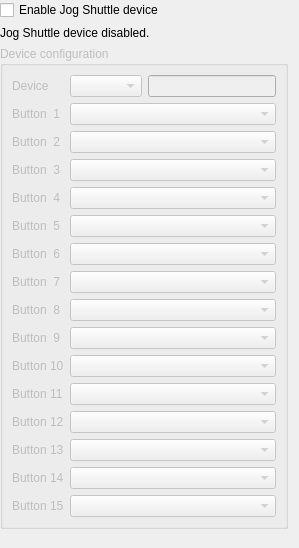
Old version of the form src/ui/configjogshuttle_ui.ui in the repository KDE/kdenlive.
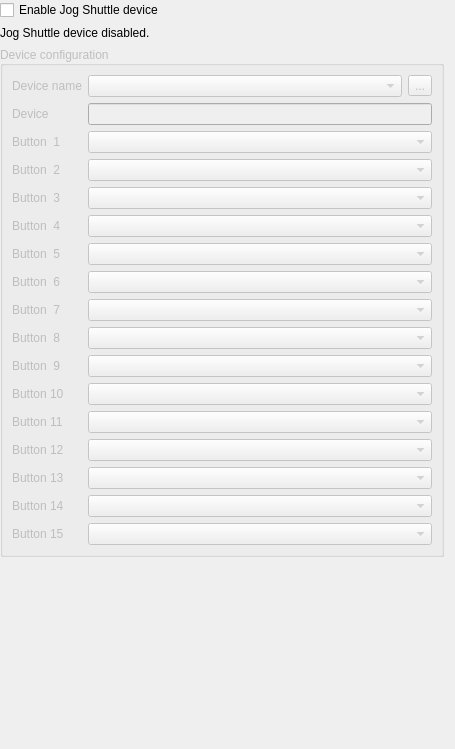
New version of the form. Custom widgets are drawn as their Qt base class.

Commit message: jogshuttle: make shuttle device selection more straightforward

What changed in the file:
```diff
--- a/src/ui/configjogshuttle_ui.ui
+++ b/src/ui/configjogshuttle_ui.ui
@@ -6,8 +6,8 @@
    <rect>
     <x>0</x>
     <y>0</y>
-    <width>299</width>
-    <height>548</height>
+    <width>455</width>
+    <height>749</height>
    </rect>
   </property>
   <layout class="QGridLayout" name="gridLayout_2">
@@ -39,174 +39,320 @@
      <property name="title">
       <string>Device configuration</string>
      </property>
+     <property name="alignment">
+      <set>Qt::AlignLeading|Qt::AlignLeft|Qt::AlignVCenter</set>
+     </property>
      <layout class="QGridLayout" name="gridLayout">
-      <item row="12" column="0">
-       <widget class="QLabel" name="label_13">
+      <item row="1" column="1" colspan="5">
+       <widget class="KLineEdit" name="kcfg_shuttledevice">
+        <property name="sizePolicy">
+         <sizepolicy hsizetype="Preferred" vsizetype="Fixed">
+          <horstretch>0</horstretch>
+          <verstretch>0</verstretch>
+         </sizepolicy>
+        </property>
         <property name="text">
-         <string>Button 12</string>
+         <string/>
         </property>
+        <property name="alignment">
+         <set>Qt::AlignLeading|Qt::AlignLeft|Qt::AlignVCenter</set>
+        </property>
+        <property name="squeezedTextEnabled">
+         <bool>false</bool>
+        </property>
        </widget>
       </item>
+      <item row="0" column="5">
+       <widget class="QToolButton" name="toolBtnReload">
+        <property name="text">
+         <string>...</string>
+        </property>
+       </widget>
+      </item>
+      <item row="2" column="0">
+       <widget class="QLabel" name="label_2">
+        <property name="text">
+         <string>Button  1</string>
+        </property>
+       </widget>
+      </item>
+      <item row="1" column="0">
+       <widget class="QLabel" name="label_17">
+        <property name="sizePolicy">
+         <sizepolicy hsizetype="Fixed" vsizetype="Fixed">
+          <horstretch>0</horstretch>
+          <verstretch>0</verstretch>
+         </sizepolicy>
+        </property>
+        <property name="text">
+         <string>Device</string>
+        </property>
+       </widget>
+      </item>
+      <item row="16" column="0">
+       <widget class="QLabel" name="label_16">
+        <property name="sizePolicy">
+         <sizepolicy hsizetype="Fixed" vsizetype="Preferred">
+          <horstretch>0</horstretch>
+          <verstretch>0</verstretch>
+         </sizepolicy>
+        </property>
+        <property name="text">
+         <string>Button 15</string>
+        </property>
+       </widget>
+      </item>
+      <item row="2" column="1" colspan="5">
+       <widget class="KComboBox" name="shuttle1">
+        <property name="sizePolicy">
+         <sizepolicy hsizetype="Preferred" vsizetype="Fixed">
+          <horstretch>0</horstretch>
+          <verstretch>0</verstretch>
+         </sizepolicy>
+        </property>
+       </widget>
+      </item>
+      <item row="7" column="1" colspan="5">
+       <widget class="KComboBox" name="shuttle6"/>
+      </item>
       <item row="14" column="0">
-       <widget class="QLabel" name="label_15">
-        <property name="text">
-         <string>Button 14</string>
-        </property>
-       </widget>
-      </item>
-      <item row="13" column="0">
        <widget class="QLabel" name="label_14">
+        <property name="sizePolicy">
+         <sizepolicy hsizetype="Fixed" vsizetype="Preferred">
+          <horstretch>0</horstretch>
+          <verstretch>0</verstretch>
+         </sizepolicy>
+        </property>
         <property name="text">
          <string>Button 13</string>
         </property>
        </widget>
       </item>
-      <item row="11" column="0">
-       <widget class="QLabel" name="label_12">
-        <property name="text">
-         <string>Button 11</string>
-        </property>
-       </widget>
-      </item>
-      <item row="7" column="0">
-       <widget class="QLabel" name="label_8">
-        <property name="text">
-         <string>Button  7</string>
-        </property>
-       </widget>
-      </item>
-      <item row="8" column="0">
+      <item row="9" column="0">
        <widget class="QLabel" name="label_9">
+        <property name="sizePolicy">
+         <sizepolicy hsizetype="Fixed" vsizetype="Fixed">
+          <horstretch>0</horstretch>
+          <verstretch>0</verstretch>
+         </sizepolicy>
+        </property>
         <property name="text">
          <string>Button  8</string>
         </property>
        </widget>
       </item>
-      <item row="9" column="0">
-       <widget class="QLabel" name="label_10">
-        <property name="text">
-         <string>Button  9</string>
-        </property>
-       </widget>
+      <item row="12" column="1" colspan="5">
+       <widget class="KComboBox" name="shuttle11"/>
       </item>
-      <item row="6" column="0">
-       <widget class="QLabel" name="label_6">
-        <property name="text">
-         <string>Button  6</string>
-        </property>
-       </widget>
-      </item>
-      <item row="0" column="0">
-       <widget class="QLabel" name="label">
-        <property name="text">
-         <string>Device</string>
-        </property>
-       </widget>
-      </item>
-      <item row="0" column="1">
-       <widget class="KComboBox" name="shuttledevicelist"/>
-      </item>
-      <item row="0" column="2">
-       <widget class="KLineEdit" name="kcfg_shuttledevice">
-        <property name="text">
-         <string/>
-        </property>
-       </widget>
-      </item>
-      <item row="1" column="0">
-       <widget class="QLabel" name="label_2">
-        <property name="text">
-         <string>Button  1</string>
-        </property>
-       </widget>
-      </item>
-      <item row="1" column="1" colspan="2">
-       <widget class="KComboBox" name="shuttle1"/>
-      </item>
-      <item row="2" column="0">
-       <widget class="QLabel" name="label_4">
-        <property name="text">
-         <string>Button  2</string>
-        </property>
-       </widget>
-      </item>
-      <item row="2" column="1" colspan="2">
-       <widget class="KComboBox" name="shuttle2"/>
-      </item>
-      <item row="3" column="0">
-       <widget class="QLabel" name="label_3">
-        <property name="text">
-         <string>Button  3</string>
-        </property>
-       </widget>
-      </item>
-      <item row="3" column="1" colspan="2">
-       <widget class="KComboBox" name="shuttle3"/>
-      </item>
-      <item row="4" column="1" colspan="2">
-       <widget class="KComboBox" name="shuttle4"/>
-      </item>
-      <item row="4" column="0">
+      <item row="5" column="0">
        <widget class="QLabel" name="label_7">
+        <property name="sizePolicy">
+         <sizepolicy hsizetype="Fixed" vsizetype="Fixed">
+          <horstretch>0</horstretch>
+          <verstretch>0</verstretch>
+         </sizepolicy>
+        </property>
         <property name="text">
          <string>Button  4</string>
         </property>
        </widget>
       </item>
-      <item row="5" column="0">
+      <item row="0" column="0">
+       <widget class="QLabel" name="label">
+        <property name="sizePolicy">
+         <sizepolicy hsizetype="Fixed" vsizetype="Fixed">
+          <horstretch>0</horstretch>
+          <verstretch>0</verstretch>
+         </sizepolicy>
+        </property>
+        <property name="text">
+         <string>Device name</string>
+        </property>
+       </widget>
+      </item>
+      <item row="6" column="0">
        <widget class="QLabel" name="label_5">
+        <property name="sizePolicy">
+         <sizepolicy hsizetype="Fixed" vsizetype="Fixed">
+          <horstretch>0</horstretch>
+          <verstretch>0</verstretch>
+         </sizepolicy>
+        </property>
         <property name="text">
          <string>Button  5</string>
         </property>
        </widget>
       </item>
-      <item row="5" column="1" colspan="2">
-       <widget class="KComboBox" name="shuttle5"/>
+      <item row="10" column="1" colspan="5">
+       <widget class="KComboBox" name="shuttle9"/>
+      </item>
+      <item row="5" column="1" colspan="5">
+       <widget class="KComboBox" name="shuttle4"/>
+      </item>
+      <item row="13" column="1" colspan="5">
+       <widget class="KComboBox" name="shuttle12"/>
+      </item>
+      <item row="8" column="0">
+       <widget class="QLabel" name="label_8">
+        <property name="sizePolicy">
+         <sizepolicy hsizetype="Fixed" vsizetype="Fixed">
+          <horstretch>0</horstretch>
+          <verstretch>0</verstretch>
+         </sizepolicy>
+        </property>
+        <property name="text">
+         <string>Button  7</string>
+        </property>
+       </widget>
+      </item>
+      <item row="3" column="1" colspan="5">
+       <widget class="KComboBox" name="shuttle2">
+        <property name="sizePolicy">
+         <sizepolicy hsizetype="Preferred" vsizetype="Fixed">
+          <horstretch>0</horstretch>
+          <verstretch>0</verstretch>
+         </sizepolicy>
+        </property>
+       </widget>
+      </item>
+      <item row="11" column="1" colspan="5">
+       <widget class="KComboBox" name="shuttle10"/>
+      </item>
+      <item row="9" column="1" colspan="5">
+       <widget class="KComboBox" name="shuttle8"/>
       </item>
       <item row="10" column="0">
+       <widget class="QLabel" name="label_10">
+        <property name="sizePolicy">
+         <sizepolicy hsizetype="Fixed" vsizetype="Fixed">
+          <horstretch>0</horstretch>
+          <verstretch>0</verstretch>
+         </sizepolicy>
+        </property>
+        <property name="text">
+         <string>Button  9</string>
+        </property>
+       </widget>
+      </item>
+      <item row="3" column="0">
+       <widget class="QLabel" name="label_4">
+        <property name="sizePolicy">
+         <sizepolicy hsizetype="Fixed" vsizetype="Fixed">
+          <horstretch>0</horstretch>
+          <verstretch>0</verstretch>
+         </sizepolicy>
+        </property>
+        <property name="text">
+         <string>Button  2</string>
+        </property>
+       </widget>
+      </item>
+      <item row="4" column="1" colspan="5">
+       <widget class="KComboBox" name="shuttle3"/>
+      </item>
+      <item row="11" column="0">
        <widget class="QLabel" name="label_11">
+        <property name="sizePolicy">
+         <sizepolicy hsizetype="Fixed" vsizetype="Preferred">
+          <horstretch>0</horstretch>
+          <verstretch>0</verstretch>
+         </sizepolicy>
+        </property>
         <property name="text">
          <string>Button 10</string>
         </property>
        </widget>
       </item>
-      <item row="6" column="1" colspan="2">
-       <widget class="KComboBox" name="shuttle6"/>
+      <item row="12" column="0">
+       <widget class="QLabel" name="label_12">
+        <property name="sizePolicy">
+         <sizepolicy hsizetype="Fixed" vsizetype="Preferred">
+          <horstretch>0</horstretch>
+          <verstretch>0</verstretch>
+         </sizepolicy>
+        </property>
+        <property name="text">
+         <string>Button 11</string>
+        </property>
+       </widget>
       </item>
-      <item row="7" column="1" colspan="2">
+      <item row="0" column="1" colspan="4">
+       <widget class="KComboBox" name="shuttledevicelist">
+        <property name="sizePolicy">
+         <sizepolicy hsizetype="Preferred" vsizetype="Fixed">
+          <horstretch>0</horstretch>
+          <verstretch>0</verstretch>
+         </sizepolicy>
+        </property>
+       </widget>
+      </item>
+      <item row="7" column="0">
+       <widget class="QLabel" name="label_6">
+        <property name="sizePolicy">
+         <sizepolicy hsizetype="Fixed" vsizetype="Fixed">
+          <horstretch>0</horstretch>
+          <verstretch>0</verstretch>
+         </sizepolicy>
+        </property>
+        <property name="text">
+         <string>Button  6</string>
+        </property>
+       </widget>
+      </item>
+      <item row="8" column="1" colspan="5">
        <widget class="KComboBox" name="shuttle7"/>
       </item>
-      <item row="8" column="1" colspan="2">
-       <widget class="KComboBox" name="shuttle8"/>
-      </item>
-      <item row="9" column="1" colspan="2">
-       <widget class="KComboBox" name="shuttle9"/>
-      </item>
-      <item row="10" column="1" colspan="2">
-       <widget class="KComboBox" name="shuttle10"/>
-      </item>
-      <item row="15" column="0">
-       <widget class="QLabel" name="label_16">
-        <property name="text">
-         <string>Button 15</string>
-        </property>
-       </widget>
-      </item>
-      <item row="11" column="1" colspan="2">
-       <widget class="KComboBox" name="shuttle11"/>
-      </item>
-      <item row="12" column="1" colspan="2">
-       <widget class="KComboBox" name="shuttle12"/>
-      </item>
-      <item row="13" column="1" colspan="2">
-       <widget class="KComboBox" name="shuttle13"/>
-      </item>
-      <item row="14" column="1" colspan="2">
+      <item row="15" column="1" colspan="5">
        <widget class="KComboBox" name="shuttle14"/>
       </item>
-      <item row="15" column="1" colspan="2">
+      <item row="6" column="1" colspan="5">
+       <widget class="KComboBox" name="shuttle5"/>
+      </item>
+      <item row="14" column="1" colspan="5">
+       <widget class="KComboBox" name="shuttle13"/>
+      </item>
+      <item row="16" column="1" colspan="5">
        <widget class="KComboBox" name="shuttle15"/>
       </item>
+      <item row="15" column="0">
+       <widget class="QLabel" name="label_15">
+        <property name="sizePolicy">
+         <sizepolicy hsizetype="Fixed" vsizetype="Preferred">
+          <horstretch>0</horstretch>
+          <verstretch>0</verstretch>
+         </sizepolicy>
+        </property>
+        <property name="text">
+         <string>Button 14</string>
+        </property>
+       </widget>
+      </item>
+      <item row="4" column="0">
+       <widget class="QLabel" name="label_3">
+        <property name="sizePolicy">
+         <sizepolicy hsizetype="Fixed" vsizetype="Fixed">
+          <horstretch>0</horstretch>
+          <verstretch>0</verstretch>
+         </sizepolicy>
+        </property>
+        <property name="text">
+         <string>Button  3</string>
+        </property>
+       </widget>
+      </item>
+      <item row="13" column="0">
+       <widget class="QLabel" name="label_13">
+        <property name="sizePolicy">
+         <sizepolicy hsizetype="Fixed" vsizetype="Preferred">
+          <horstretch>0</horstretch>
+          <verstretch>0</verstretch>
+         </sizepolicy>
+        </property>
+        <property name="text">
+         <string>Button 12</string>
+        </property>
+       </widget>
+      </item>
      </layout>
     </widget>
    </item>
```
Left out of the diff: 26 changed lines with no effect on the pictures. The commit also changes 3 other files.
